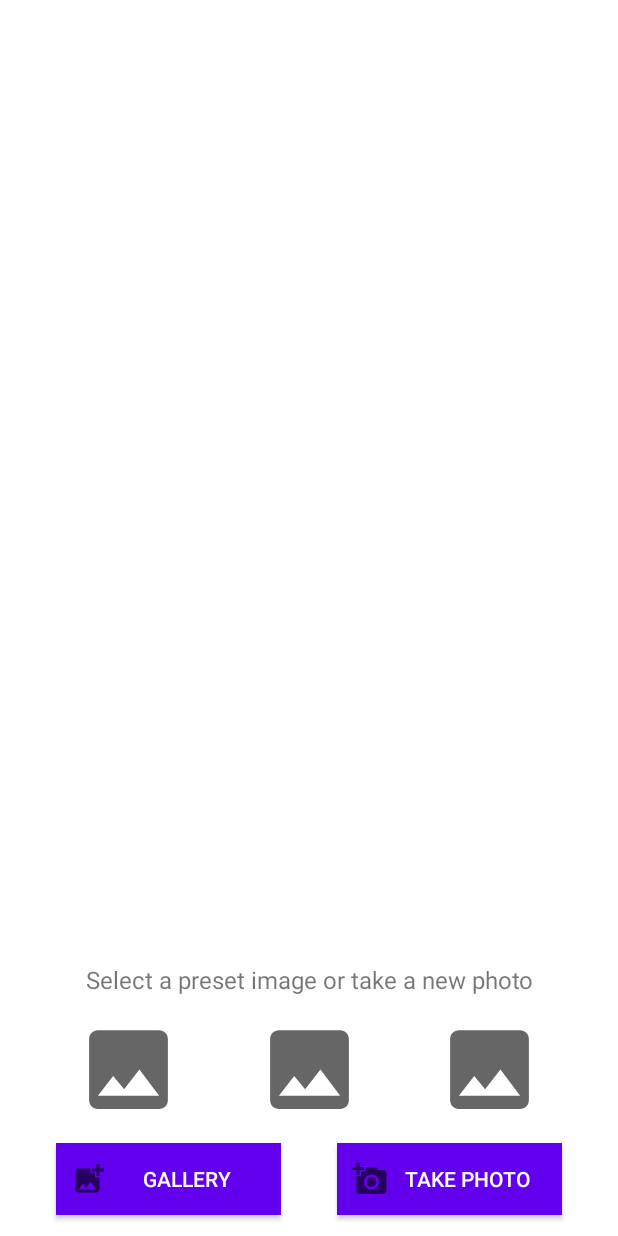
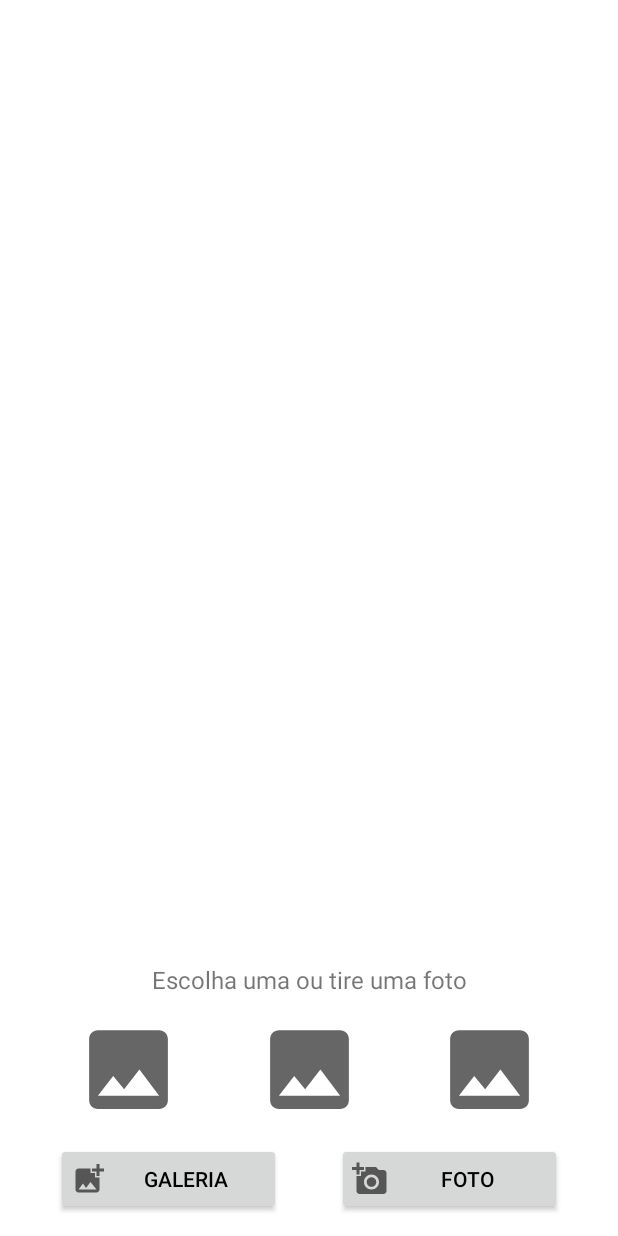
Before and after one commit to CesarVales/odml-android, an Android app: the layout activity_object_detector.xml on its own in the app's theme, with its tools: preview values and no code run, on a phone screen of 412 x 824 dp. Run offline under Robolectric (Android 15) with nearby library versions, the phone set to English and light mode, and no system bars.

Commit message:
Layout changes and White dot inclusion

```diff
--- a/app/src/main/res/layout/activity_object_detector.xml
+++ b/app/src/main/res/layout/activity_object_detector.xml
@@ -9,27 +9,27 @@
         android:layout_width="@dimen/object_detector_button_width"
         android:layout_height="wrap_content"
         android:layout_marginBottom="@dimen/object_detector_view_margin"
-        android:background="@color/purple_500"
         android:drawableStart="@drawable/ic_gallery"
         android:paddingStart="@dimen/object_detector_button_padding"
         android:paddingEnd="@dimen/object_detector_button_padding"
         android:text="@string/gallery_button_text"
-        android:textColor="@android:color/white"
+        android:textColor="@android:color/black"
         app:layout_constraintBottom_toBottomOf="parent"
         app:layout_constraintEnd_toStartOf="@+id/ivCapture"
         app:layout_constraintStart_toStartOf="parent" />
 
     <androidx.appcompat.widget.AppCompatButton
         android:id="@+id/ivCapture"
+
         android:layout_width="@dimen/object_detector_button_width"
         android:layout_height="wrap_content"
         android:layout_marginBottom="@dimen/object_detector_view_margin"
-        android:background="@color/purple_500"
         android:drawableStart="@drawable/ic_shutter"
         android:paddingStart="@dimen/object_detector_button_padding"
         android:paddingEnd="@dimen/object_detector_button_padding"
         android:text="@string/take_photo_button_text"
-        android:textColor="@android:color/white"
+
+        android:textColor="@android:color/black"
         app:layout_constraintBottom_toBottomOf="parent"
         app:layout_constraintEnd_toEndOf="parent"
         app:layout_constraintStart_toEndOf="@id/ivGalleryApp"
@@ -83,6 +83,7 @@
         android:contentDescription="@null"
         android:focusableInTouchMode="true"
         android:scaleType="fitCenter"
+        android:theme="@style/CardView.Dark"
         app:layout_constraintBottom_toTopOf="@id/tvDescription"
         app:layout_constraintEnd_toEndOf="parent"
         app:layout_constraintStart_toStartOf="parent"
--- a/app/src/main/res/values/strings.xml
+++ b/app/src/main/res/values/strings.xml
@@ -1,8 +1,8 @@
 <resources>
-    <string name="app_name">Product Image Search</string>
-    <string name="take_photo_description">Select a preset image or take a new photo</string>
-    <string name="gallery_button_text">Gallery</string>
-    <string name="take_photo_button_text">Take Photo</string>
+    <string name="app_name">Busca por Imagem</string>
+    <string name="take_photo_description">Escolha uma  ou tire uma foto</string>
+    <string name="gallery_button_text">Galeria</string>
+    <string name="take_photo_button_text">Foto</string>
     <string name="camera_app_not_found">No Camera app found!</string>
     <string name="button_search_product">Search</string>
 </resources>
--- a/app/src/main/res/values/styles.xml
+++ b/app/src/main/res/values/styles.xml
@@ -7,5 +7,9 @@
         <item name="android:layout_height">70dp</item>
         <item name="android:scaleType">centerCrop</item>
         <item name="android:src">@drawable/ic_default_image</item>
+
+
     </style>
+
+    <style name="Theme.NoBar" parent="Theme.MaterialComponents.DayNight.NoActionBar" />
 </resources>
```
Also changed, not shown: app/src/main/java/com/google/codelabs/productimagesearch/ObjectDetectorActivity.kt (+47 -0 lines), app/src/main/assets/Preset1.jpg, app/src/main/assets/Preset2.jpg, app/src/main/assets/Preset3.jpg.
